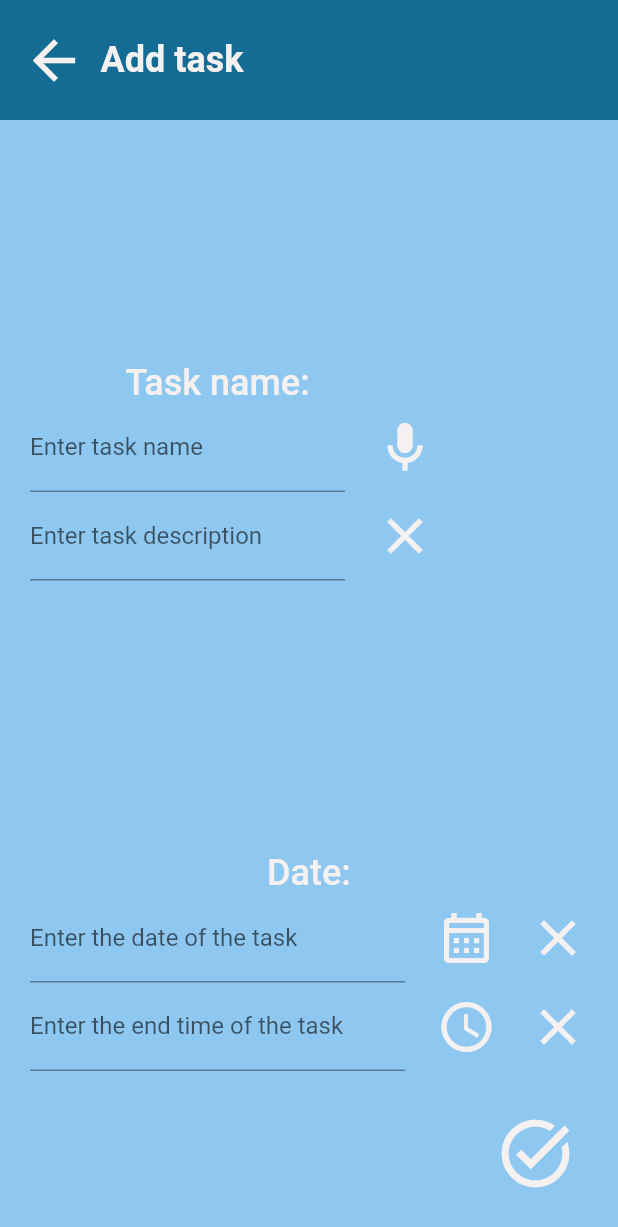
After one commit to PiuPauxD/to_do, a Flutter app: the AddScreen screen opened directly, on a phone screen of 412 x 824 dp. The commit adds this screen. Shown: the top 1227 px of the screen. Run offline on Flutter 3.47's test engine with Material 2 defaults, Android fonts, the phone set to English and light mode, and no system bars; our stand-ins replace google_nav_bar.

Commit message:
Created adding page UI

```diff
--- /dev/null
+++ b/lib/Screens/AddScreen.dart
@@ -0,0 +1,206 @@
+import 'package:flutter/material.dart';
+import 'package:to_do/Screens/homeScreen.dart';
+
+class AddScreen extends StatefulWidget {
+  const AddScreen({super.key});
+
+  @override
+  State<AddScreen> createState() => _AddScreenState();
+}
+
+class _AddScreenState extends State<AddScreen> {
+  @override
+  Widget build(BuildContext context) {
+    return Scaffold(
+      backgroundColor: const Color.fromARGB(255, 142, 200, 241),
+      body: SafeArea(
+        child: Stack(
+          alignment: Alignment.topLeft,
+          children: [
+            Column(
+              mainAxisAlignment: MainAxisAlignment.spaceBetween,
+              children: [
+                Container(
+                  height: 80,
+                  width: double.maxFinite,
+                  padding: const EdgeInsets.symmetric(horizontal: 15),
+                  color: Color.fromARGB(255, 20, 108, 148),
+                  child: Row(
+                    mainAxisAlignment: MainAxisAlignment.start,
+                    crossAxisAlignment: CrossAxisAlignment.center,
+                    children: [
+                      const Icon(
+                        Icons.arrow_back_outlined,
+                        color: Color.fromARGB(255, 246, 241, 241),
+                        size: 42,
+                      ),
+                      const Padding(
+                        padding: EdgeInsets.only(left: 10),
+                      ),
+                      Container(
+                        child: Text(
+                          'Add task',
+                          style: TextStyle(
+                            color: Color.fromARGB(255, 246, 241, 241),
+                            fontSize: 24,
+                            fontWeight: FontWeight.w600,
+                          ),
+                        ),
+                      ),
+                    ],
+                  ),
+                ),
+                Row(
+                  children: [
+                    Column(
+                      mainAxisAlignment: MainAxisAlignment.spaceBetween,
+                      children: [
+                        const Text(
+                          'Task name:',
+                          style: TextStyle(
+                            color: Color.fromARGB(255, 246, 241, 241),
+                            fontSize: 24,
+                            fontWeight: FontWeight.w500,
+                          ),
+                        ),
+                        Row(
+                          mainAxisAlignment: MainAxisAlignment.spaceBetween,
+                          children: [
+                            Container(
+                              padding:
+                                  const EdgeInsets.symmetric(horizontal: 20),
+                              width: 250,
+                              child: TextField(
+                                decoration: InputDecoration(
+                                  labelText: 'Enter task name',
+                                ),
+                                style: TextStyle(
+                                  fontSize: 16,
+                                ),
+                              ),
+                            ),
+                            Icon(
+                              Icons.mic_outlined,
+                              size: 40,
+                              color: Color.fromARGB(255, 246, 241, 241),
+                            ),
+                          ],
+                        ),
+                        Row(
+                          mainAxisAlignment: MainAxisAlignment.spaceBetween,
+                          children: [
+                            Container(
+                              padding:
+                                  const EdgeInsets.symmetric(horizontal: 20),
+                              width: 250,
+                              child: TextField(
+                                decoration: InputDecoration(
+                                  labelText: 'Enter task description',
+                                ),
+                                style: TextStyle(
+                                  fontSize: 16,
+                                ),
+                              ),
+                            ),
+                            Icon(
+                              Icons.close_outlined,
+                              size: 40,
+                              color: Color.fromARGB(255, 246, 241, 241),
+                            ),
+                          ],
+                        ),
+                      ],
+                    ),
+                  ],
+                ),
+                Container(
+                  padding:
+                      const EdgeInsets.symmetric(horizontal: 20, vertical: 20),
+                  child: Column(
+                    mainAxisAlignment: MainAxisAlignment.spaceBetween,
+                    children: [
+                      const Text(
+                        'Date:',
+                        style: TextStyle(
+                          color: Color.fromARGB(255, 246, 241, 241),
+                          fontSize: 24,
+                          fontWeight: FontWeight.w500,
+                        ),
+                      ),
+                      Row(
+                        mainAxisAlignment: MainAxisAlignment.spaceBetween,
+                        children: [
+                          Container(
+                            width: 250,
+                            child: TextField(
+                              decoration: InputDecoration(
+                                labelText: 'Enter the date of the task',
+                              ),
+                              style: TextStyle(
+                                fontSize: 16,
+                              ),
+                            ),
+                          ),
+                          Icon(
+                            Icons.calendar_month_outlined,
+                            size: 40,
+                            color: Color.fromARGB(255, 246, 241, 241),
+                          ),
+                          Icon(
+                            Icons.close_outlined,
+                            size: 40,
+                            color: Color.fromARGB(255, 246, 241, 241),
+                          ),
+                        ],
+                      ),
+                      Row(
+                        mainAxisAlignment: MainAxisAlignment.spaceBetween,
+                        children: [
+                          Container(
+                            width: 250,
+                            child: TextField(
+                              decoration: InputDecoration(
+                                labelText: 'Enter the end time of the task',
+                              ),
+                              style: TextStyle(
+                                fontSize: 16,
+                              ),
+                            ),
+                          ),
+                          Icon(
+                            Icons.watch_later_outlined,
+                            size: 40,
+                            color: Color.fromARGB(255, 246, 241, 241),
+                          ),
+                          Icon(
+                            Icons.close_outlined,
+                            size: 40,
+                            color: Color.fromARGB(255, 246, 241, 241),
+                          ),
+                        ],
+                      ),
+                      Padding(
+                        padding: const EdgeInsets.symmetric(vertical: 10),
+                      ),
+                      Row(
+                        mainAxisAlignment: MainAxisAlignment.end,
+                        children: [
+                          IconButton(
+                            onPressed: () {},
+                            icon: Icon(Icons.task_alt_outlined),
+                            iconSize: 54,
+                            color: Color.fromARGB(255, 246, 241, 241),
+                          ),
+                        ],
+                      ),
+                    ],
+                  ),
+                ),
+              ],
+            ),
+          ],
+        ),
+      ),
+    );
+  }
+}
--- a/lib/Screens/NavBar.dart
+++ b/lib/Screens/NavBar.dart
@@ -1,7 +1,6 @@
 import 'package:flutter/material.dart';
-import 'package:flutter/src/widgets/container.dart';
-import 'package:flutter/src/widgets/framework.dart';
 import 'package:google_nav_bar/google_nav_bar.dart';
+import 'package:to_do/Screens/AddScreen.dart';
 import 'package:to_do/Screens/homeScreen.dart';
 
 class NavBar extends StatefulWidget {
@@ -13,7 +12,7 @@ class NavBar extends StatefulWidget {
 
 class _NavBarState extends State<NavBar> {
   List Screen = [
-    HomeScreen(),
+    AddScreen(),
     HomeScreen(),
     HomeScreen(),
   ];
@@ -30,7 +29,8 @@ class _NavBarState extends State<NavBar> {
   Widget build(BuildContext context) {
     return Scaffold(
       body: Screen[CurrentIndex],
-      bottomNavigationBar: const GNav(
+      bottomNavigationBar: GNav(
+        tabBorderRadius: 20,
         rippleColor: Color.fromARGB(255, 25, 167, 206),
         hoverColor: Color.fromARGB(255, 246, 241, 241),
         haptic: true,
@@ -42,6 +42,8 @@ class _NavBarState extends State<NavBar> {
         backgroundColor: Color.fromARGB(255, 20, 108, 148),
         padding: EdgeInsets.symmetric(horizontal: 15, vertical: 25),
         iconSize: 20,
+        onTabChange: onTap,
+        selectedIndex: CurrentIndex,
         tabs: [
           GButton(
             icon: Icons.add_outlined,
--- a/lib/Screens/homeScreen.dart
+++ b/lib/Screens/homeScreen.dart
@@ -32,9 +32,10 @@ class _HomeScreenState extends State<HomeScreen> {
                       child: Row(
                         mainAxisAlignment: MainAxisAlignment.start,
                         children: [
-                          Icon(
-                            Icons.circle_outlined,
-                            size: 30,
+                          IconButton(
+                            onPressed: () {},
+                            icon: Icon(Icons.circle_outlined),
+                            iconSize: 28,
                             color: Color.fromARGB(255, 246, 241, 241),
                           ),
                           Padding(
@@ -52,7 +53,7 @@ class _HomeScreenState extends State<HomeScreen> {
                                 ),
                               ),
                               Text(
-                                'task Description',
+                                'Task Description',
                                 style: TextStyle(
                                   fontSize: 16,
                                   color: Color.fromARGB(255, 246, 241, 241),
@@ -85,13 +86,7 @@ class _HomeScreenState extends State<HomeScreen> {
       height: 80,
       width: double.maxFinite,
       padding: const EdgeInsets.symmetric(horizontal: 15),
-      decoration: const BoxDecoration(
-        color: Color.fromARGB(255, 20, 108, 148),
-        borderRadius: BorderRadius.only(
-          bottomLeft: Radius.circular(15),
-          bottomRight: Radius.circular(15),
-        ),
-      ),
+      color: Color.fromARGB(255, 20, 108, 148),
       child: Row(
         mainAxisAlignment: MainAxisAlignment.start,
         crossAxisAlignment: CrossAxisAlignment.center,
```
